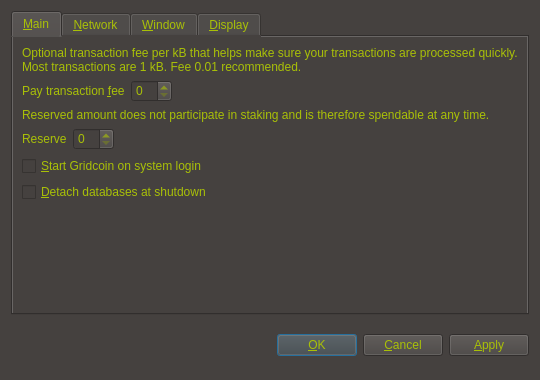
First picture: the form in src/qt/forms/optionsdialog.ui, repository gridcoin-community/Gridcoin-Research, before the edit.
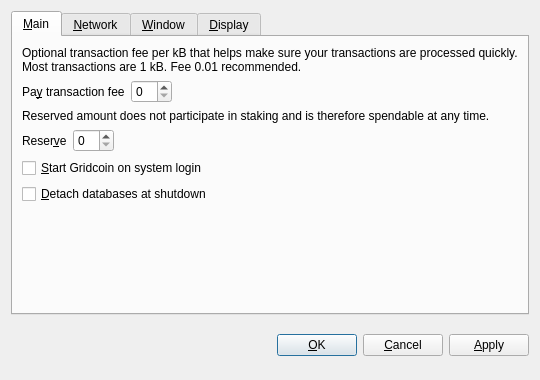
Second picture: the form after the edit. Custom widgets are drawn as their Qt base class.

Commit message: Move more stylesheets to stylesheet.qss and change some colors

```diff
--- a/src/qt/forms/optionsdialog.ui
+++ b/src/qt/forms/optionsdialog.ui
@@ -13,18 +13,12 @@
   <property name="windowTitle">
    <string>Options</string>
   </property>
-  <property name="styleSheet">
-   <string notr="true"> background:rgb(69,65,63); color: rgb(169,192,7)</string>
-  </property>
   <property name="modal">
    <bool>true</bool>
   </property>
   <layout class="QVBoxLayout" name="verticalLayout">
    <item>
     <widget class="QTabWidget" name="tabWidget">
-     <property name="styleSheet">
-      <string notr="true"> background:rgb(69,65,63); color: rgb(169,192,7)</string>
-     </property>
      <property name="tabPosition">
       <enum>QTabWidget::North</enum>
      </property>
@@ -54,7 +48,7 @@
          <item>
           <widget class="QLabel" name="transactionFeeLabel">
            <property name="text">
-            <string>Pay transaction &amp;fee</string>
+            <string>Pa&amp;y transaction fee</string>
            </property>
            <property name="textFormat">
             <enum>Qt::PlainText</enum>
@@ -100,7 +94,7 @@
          <item>
           <widget class="QLabel" name="reserveBalanceLabel">
            <property name="text">
-            <string>Reserve</string>
+            <string>Reser&amp;ve</string>
            </property>
            <property name="textFormat">
             <enum>Qt::PlainText</enum>
@@ -471,9 +465,6 @@
      </item>
      <item>
       <widget class="QPushButton" name="okButton">
-       <property name="styleSheet">
-        <string notr="true"> background:rgb(69,65,63); color: rgb(169,192,7)</string>
-       </property>
        <property name="text">
         <string>&amp;OK</string>
        </property>
@@ -481,9 +472,6 @@
      </item>
      <item>
       <widget class="QPushButton" name="cancelButton">
-       <property name="styleSheet">
-        <string notr="true"> background:rgb(69,65,63); color: rgb(169,192,7)</string>
-       </property>
        <property name="text">
         <string>&amp;Cancel</string>
        </property>
@@ -494,9 +482,6 @@
      </item>
      <item>
       <widget class="QPushButton" name="applyButton">
-       <property name="styleSheet">
-        <string notr="true"> background:rgb(69,65,63); color: rgb(169,192,7);border=1</string>
-       </property>
        <property name="text">
         <string>&amp;Apply</string>
        </property>
@@ -514,17 +499,18 @@
    <class>BitcoinAmountField</class>
    <extends>QSpinBox</extends>
    <header>bitcoinamountfield.h</header>
-  </customwidget>
-  <customwidget>
-   <class>QValueComboBox</class>
-   <extends>QComboBox</extends>
-   <header>qvaluecombobox.h</header>
+   <container>1</container>
   </customwidget>
   <customwidget>
    <class>QValidatedLineEdit</class>
    <extends>QLineEdit</extends>
    <header>qvalidatedlineedit.h</header>
   </customwidget>
+  <customwidget>
+   <class>QValueComboBox</class>
+   <extends>QComboBox</extends>
+   <header>qvaluecombobox.h</header>
+  </customwidget>
  </customwidgets>
  <resources/>
  <connections/>
```
Left out of the diff: 2 changed lines with no effect on the pictures. Lines whose indentation alone changed are shown as unchanged. The commit also changes 5 other files.
